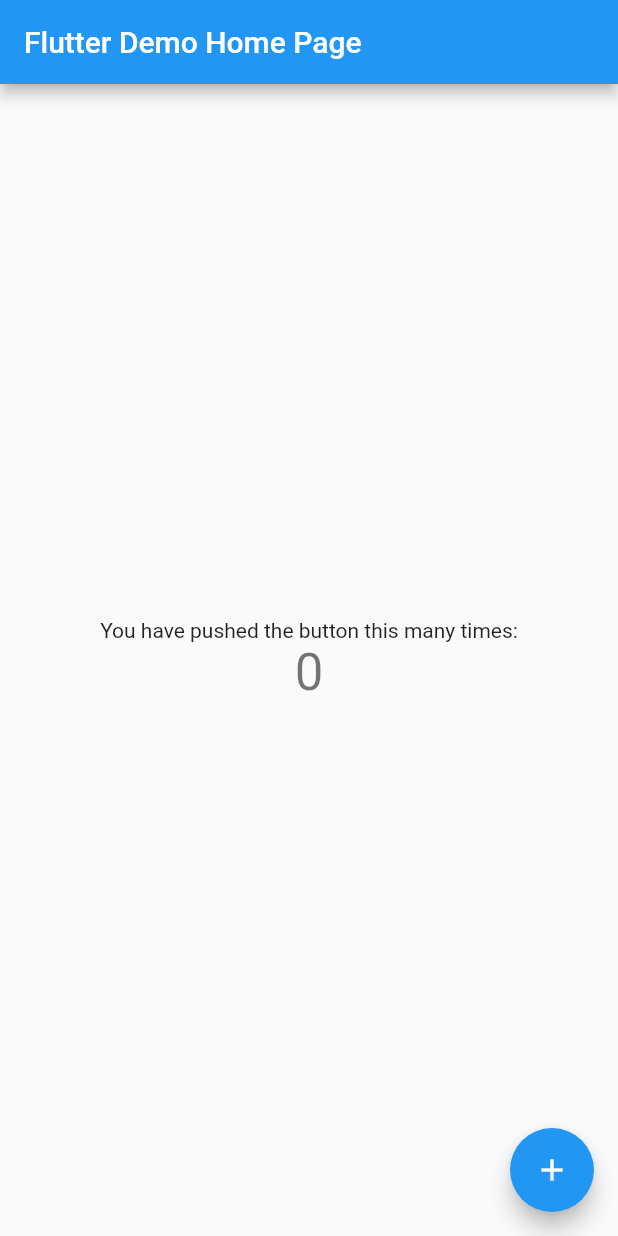
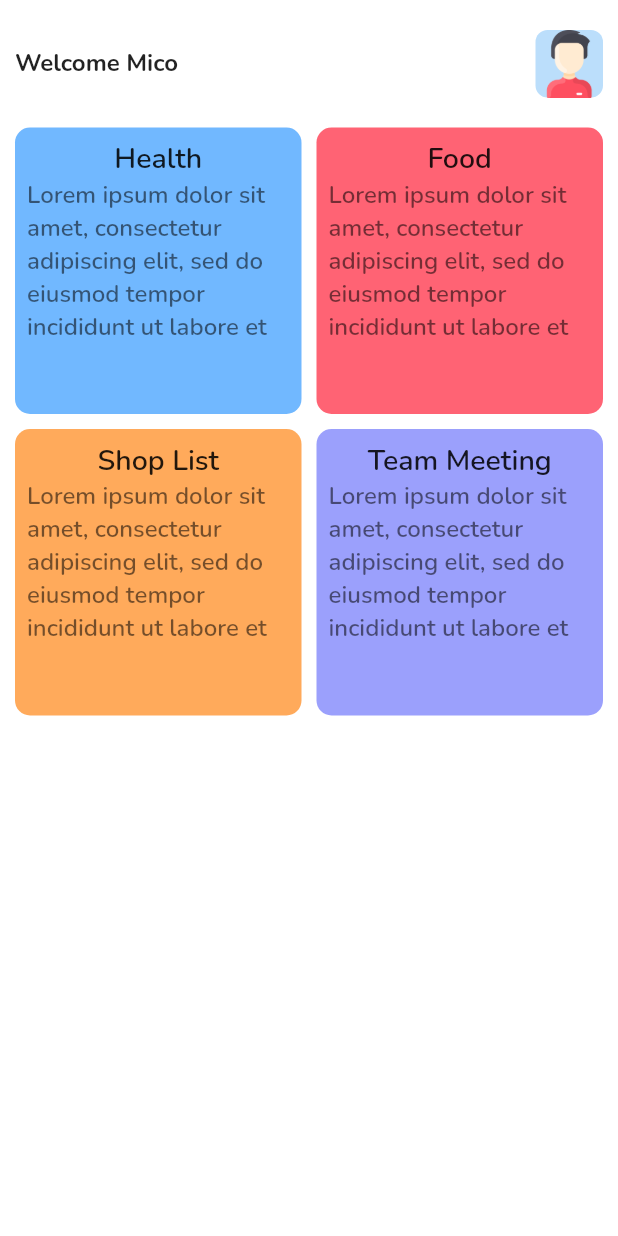
Before and after one commit to apaiyaa/Note-mobile, a Flutter app: the screen it shows after launch, on a phone screen of 412 x 824 dp. Run offline on Flutter 3.47's test engine with Material 2 defaults, Android fonts, the phone set to English and light mode, and no system bars.

Commit message:
add Home Screen

```diff
--- /dev/null
+++ b/lib/Screens/components/custom_appbar.dart
@@ -0,0 +1,34 @@
+import 'package:flutter/material.dart';
+
+class CustomAppBar extends StatelessWidget {
+  const CustomAppBar({
+    Key? key,
+  }) : super(key: key);
+
+  @override
+  Widget build(BuildContext context) {
+    return Padding(
+      padding: const EdgeInsets.symmetric(vertical: 20, horizontal: 10.0),
+      child: Row(
+        mainAxisAlignment: MainAxisAlignment.spaceBetween,
+        children: [
+          Text(
+            "Welcome Mico",
+            style: TextStyle(fontSize: 16, fontWeight: FontWeight.bold),
+          ),
+          Container(
+            height: 45,
+            width: 45,
+            decoration: BoxDecoration(
+                color: Colors.blue[100],
+                borderRadius: BorderRadius.circular(8.0)),
+            child: Image.asset(
+              "assets/image/man.png",
+              fit: BoxFit.contain,
+            ),
+          )
+        ],
+      ),
+    );
+  }
+}
--- /dev/null
+++ b/lib/Screens/components/list_data.dart
@@ -0,0 +1,63 @@
+import 'package:flutter/material.dart';
+
+import '../../model/list_model.dart';
+
+class Listdata extends StatelessWidget {
+  const Listdata({
+    Key? key,
+  }) : super(key: key);
+
+  @override
+  Widget build(BuildContext context) {
+    return Padding(
+      padding: const EdgeInsets.symmetric(horizontal: 10.0),
+      child: GridView.builder(
+          shrinkWrap: true,
+          physics: ScrollPhysics(),
+          itemCount: products.length,
+          gridDelegate: const SliverGridDelegateWithFixedCrossAxisCount(
+              crossAxisCount: 2,
+              // childAspectRatio: 0.75,
+              crossAxisSpacing: 10.0,
+              mainAxisSpacing: 10.0),
+          itemBuilder: (context, index) => ListCard(
+                product: products[index],
+                press: () {},
+              )),
+    );
+  }
+}
+
+class ListCard extends StatelessWidget {
+  const ListCard({Key? key, required this.product, required this.press})
+      : super(key: key);
+  final Product product;
+  final VoidCallback press;
+
+  @override
+  Widget build(BuildContext context) {
+    return Container(
+      padding: const EdgeInsets.all(8.0),
+      decoration: BoxDecoration(
+        color: product.color,
+        borderRadius: BorderRadius.circular(10.0),
+      ),
+      child: Column(children: [
+        Text(
+          product.title,
+          style: const TextStyle(
+            fontWeight: FontWeight.w600,
+            fontSize: 19,
+          ),
+        ),
+        Text(product.desc,
+            maxLines: 5,
+            style: const TextStyle(
+              fontSize: 16,
+              color: Colors.black54,
+              fontWeight: FontWeight.w600,
+            )),
+      ]),
+    );
+  }
+}
--- /dev/null
+++ b/lib/home_screen.dart
@@ -0,0 +1,30 @@
+import 'package:flutter/material.dart';
+
+import 'Screens/components/custom_appbar.dart';
+import 'Screens/components/list_data.dart';
+
+class HomeScreen extends StatefulWidget {
+  const HomeScreen({Key? key}) : super(key: key);
+
+  @override
+  _HomeScreenState createState() => _HomeScreenState();
+}
+
+class _HomeScreenState extends State<HomeScreen> {
+  @override
+  Widget build(BuildContext context) {
+    return Scaffold(
+      backgroundColor: Colors.white,
+      body: SafeArea(
+          child: ListView(
+        children: const [
+          // app bar seaction
+          CustomAppBar(),
+          Listdata(),
+
+          // app bar seaction
+        ],
+      )),
+    );
+  }
+}
--- a/lib/main.dart
+++ b/lib/main.dart
@@ -1,4 +1,6 @@
 import 'package:flutter/material.dart';
+
+import 'home_screen.dart';
 
 void main() {
   runApp(const MyApp());
@@ -12,6 +14,8 @@
   Widget build(BuildContext context) {
     return MaterialApp(
       title: 'Flutter Demo',
+      //removing debug banner
+      debugShowCheckedModeBanner: false,
       theme: ThemeData(
           // This is the theme of your application.
           //
@@ -22,94 +26,10 @@
           // or simply save your changes to "hot reload" in a Flutter IDE).
           // Notice that the counter didn't reset back to zero; the application
           // is not restarted.
-        primarySwatch: Colors.blue,
-      ),
-      home: const MyHomePage(title: 'Flutter Demo Home Page'),
+          primarySwatch: Colors.pink,
+          //our app font
+          fontFamily: "Nunito"),
+      home: const HomeScreen(),
     );
   }
 }
-
-class MyHomePage extends StatefulWidget {
-  const MyHomePage({super.key, required this.title});
-
-  // This widget is the home page of your application. It is stateful, meaning
-  // that it has a State object (defined below) that contains fields that affect
-  // how it looks.
-
-  // This class is the configuration for the state. It holds the values (in this
-  // case the title) provided by the parent (in this case the App widget) and
-  // used by the build method of the State. Fields in a Widget subclass are
-  // always marked "final".
-
-  final String title;
-
-  @override
-  State<MyHomePage> createState() => _MyHomePageState();
-}
-
-class _MyHomePageState extends State<MyHomePage> {
-  int _counter = 0;
-
-  void _incrementCounter() {
-    setState(() {
-      // This call to setState tells the Flutter framework that something has
-      // changed in this State, which causes it to rerun the build method below
-      // so that the display can reflect the updated values. If we changed
-      // _counter without calling setState(), then the build method would not be
-      // called again, and so nothing would appear to happen.
-      _counter++;
-    });
-  }
-
-  @override
-  Widget build(BuildContext context) {
-    // This method is rerun every time setState is called, for instance as done
-    // by the _incrementCounter method above.
-    //
-    // The Flutter framework has been optimized to make rerunning build methods
-    // fast, so that you can just rebuild anything that needs updating rather
-    // than having to individually change instances of widgets.
-    return Scaffold(
-      appBar: AppBar(
-        // Here we take the value from the MyHomePage object that was created by
-        // the App.build method, and use it to set our appbar title.
-        title: Text(widget.title),
-      ),
-      body: Center(
-        // Center is a layout widget. It takes a single child and positions it
-        // in the middle of the parent.
-        child: Column(
-          // Column is also a layout widget. It takes a list of children and
-          // arranges them vertically. By default, it sizes itself to fit its
-          // children horizontally, and tries to be as tall as its parent.
-          //
-          // Invoke "debug painting" (press "p" in the console, choose the
-          // "Toggle Debug Paint" action from the Flutter Inspector in Android
-          // Studio, or the "Toggle Debug Paint" command in Visual Studio Code)
-          // to see the wireframe for each widget.
-          //
-          // Column has various properties to control how it sizes itself and
-          // how it positions its children. Here we use mainAxisAlignment to
-          // center the children vertically; the main axis here is the vertical
-          // axis because Columns are vertical (the cross axis would be
-          // horizontal).
-          mainAxisAlignment: MainAxisAlignment.center,
-          children: <Widget>[
-            const Text(
-              'You have pushed the button this many times:',
-            ),
-            Text(
-              '$_counter',
-              style: Theme.of(context).textTheme.headline4,
-            ),
-          ],
-        ),
-      ),
-      floatingActionButton: FloatingActionButton(
-        onPressed: _incrementCounter,
-        tooltip: 'Increment',
-        child: const Icon(Icons.add),
-      ), // This trailing comma makes auto-formatting nicer for build methods.
-    );
-  }
-}
--- /dev/null
+++ b/lib/model/list_model.dart
@@ -0,0 +1,36 @@
+import 'package:flutter/material.dart';
+import 'package:flutter/material.dart';
+import 'package:flutter/material.dart';
+
+class Product {
+  final String title, desc;
+  final Color color;
+  Product({
+    required this.title,
+    required this.desc,
+    required this.color,
+  });
+}
+
+List<Product> products = [
+  Product(
+      title: "Health",
+      desc:
+          "Lorem ipsum dolor sit amet, consectetur adipiscing elit, sed do eiusmod tempor incididunt ut labore et dolore magna aliqua.",
+      color: Color(0xFF71b8ff)),
+  Product(
+      title: "Food",
+      desc:
+          "Lorem ipsum dolor sit amet, consectetur adipiscing elit, sed do eiusmod tempor incididunt ut labore et dolore magna aliqua.",
+      color: Color(0xFFff6374)),
+  Product(
+      title: "Shop List",
+      desc:
+          "Lorem ipsum dolor sit amet, consectetur adipiscing elit, sed do eiusmod tempor incididunt ut labore et dolore magna aliqua.",
+      color: Color(0xFFffaa5b)),
+  Product(
+      title: "Team Meeting",
+      desc:
+          "Lorem ipsum dolor sit amet, consectetur adipiscing elit, sed do eiusmod tempor incididunt ut labore et dolore magna aliqua.",
+      color: Color(0xFF9ba0fc)),
+];
```
Also changed, not shown: pubspec.yaml (+8 -8 lines), assets/fonts/Nunito-Black.ttf (added), assets/fonts/Nunito-Bold.ttf (added), assets/image/man.png (added). Lines whose indentation alone changed are shown as unchanged.
